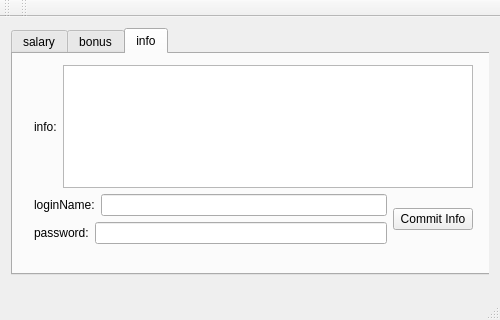
This is mysalary.ui in Preffer/MySalary as Qt 5 draws it before an edit. The edited form follows.
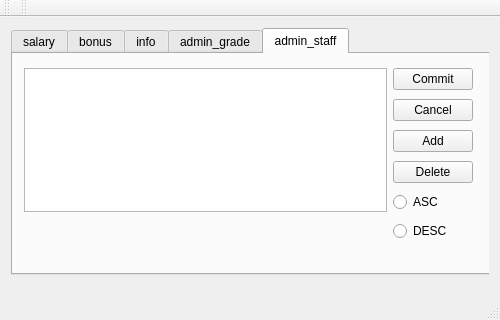
This is the edited form. The open tabs and pages were chosen to show the change.

Commit message: admin_staff complete

Diff of the .ui file:
```diff
--- a/mysalary.ui
+++ b/mysalary.ui
@@ -153,7 +153,7 @@
          </rect>
         </property>
         <property name="currentIndex">
-         <number>2</number>
+         <number>4</number>
         </property>
         <widget class="QWidget" name="salary">
          <attribute name="title">
@@ -190,7 +190,7 @@
          <attribute name="title">
           <string>info</string>
          </attribute>
-         <widget class="QWidget" name="">
+         <widget class="QWidget" name="layoutWidget">
           <property name="geometry">
            <rect>
             <x>10</x>
@@ -260,6 +260,130 @@
           </layout>
          </widget>
         </widget>
+        <widget class="QWidget" name="admin_grade">
+         <attribute name="title">
+          <string>admin_grade</string>
+         </attribute>
+         <widget class="QWidget" name="layoutWidget">
+          <property name="geometry">
+           <rect>
+            <x>0</x>
+            <y>0</y>
+            <width>471</width>
+            <height>202</height>
+           </rect>
+          </property>
+          <layout class="QGridLayout" name="gridLayout_6">
+           <item row="0" column="0" rowspan="6">
+            <widget class="QTableView" name="gradeView"/>
+           </item>
+           <item row="0" column="1">
+            <widget class="QPushButton" name="grade_CommitButton">
+             <property name="text">
+              <string>Commit</string>
+             </property>
+            </widget>
+           </item>
+           <item row="1" column="1">
+            <widget class="QPushButton" name="grade_CancelButton">
+             <property name="text">
+              <string>Cancel</string>
+             </property>
+            </widget>
+           </item>
+           <item row="2" column="1">
+            <widget class="QPushButton" name="grade_AddButton">
+             <property name="text">
+              <string>Add</string>
+             </property>
+            </widget>
+           </item>
+           <item row="3" column="1">
+            <widget class="QPushButton" name="grade_DeleteButton">
+             <property name="text">
+              <string>Delete</string>
+             </property>
+            </widget>
+           </item>
+           <item row="4" column="1">
+            <widget class="QRadioButton" name="grade_ASCButton">
+             <property name="text">
+              <string>ASC</string>
+             </property>
+            </widget>
+           </item>
+           <item row="5" column="1">
+            <widget class="QRadioButton" name="grade_DESCButton">
+             <property name="text">
+              <string>DESC</string>
+             </property>
+            </widget>
+           </item>
+          </layout>
+         </widget>
+        </widget>
+        <widget class="QWidget" name="admin_staff">
+         <attribute name="title">
+          <string>admin_staff</string>
+         </attribute>
+         <widget class="QWidget" name="layoutWidget">
+          <property name="geometry">
+           <rect>
+            <x>0</x>
+            <y>0</y>
+            <width>471</width>
+            <height>202</height>
+           </rect>
+          </property>
+          <layout class="QGridLayout" name="gridLayout_7">
+           <item row="0" column="0" rowspan="5">
+            <widget class="QTableView" name="staffView"/>
+           </item>
+           <item row="0" column="1">
+            <widget class="QPushButton" name="staff_CommitButton">
+             <property name="text">
+              <string>Commit</string>
+             </property>
+            </widget>
+           </item>
+           <item row="1" column="1">
+            <widget class="QPushButton" name="staff_CancelButton">
+             <property name="text">
+              <string>Cancel</string>
+             </property>
+            </widget>
+           </item>
+           <item row="2" column="1">
+            <widget class="QPushButton" name="staff_AddButton">
+             <property name="text">
+              <string>Add</string>
+             </property>
+            </widget>
+           </item>
+           <item row="3" column="1">
+            <widget class="QPushButton" name="staff_DeleteButton">
+             <property name="text">
+              <string>Delete</string>
+             </property>
+            </widget>
+           </item>
+           <item row="4" column="1">
+            <widget class="QRadioButton" name="staff_ASCButton">
+             <property name="text">
+              <string>ASC</string>
+             </property>
+            </widget>
+           </item>
+           <item row="5" column="1">
+            <widget class="QRadioButton" name="staff_DESCButton">
+             <property name="text">
+              <string>DESC</string>
+             </property>
+            </widget>
+           </item>
+          </layout>
+         </widget>
+        </widget>
        </widget>
       </widget>
      </widget>
```
The commit also changes 3 other files.
